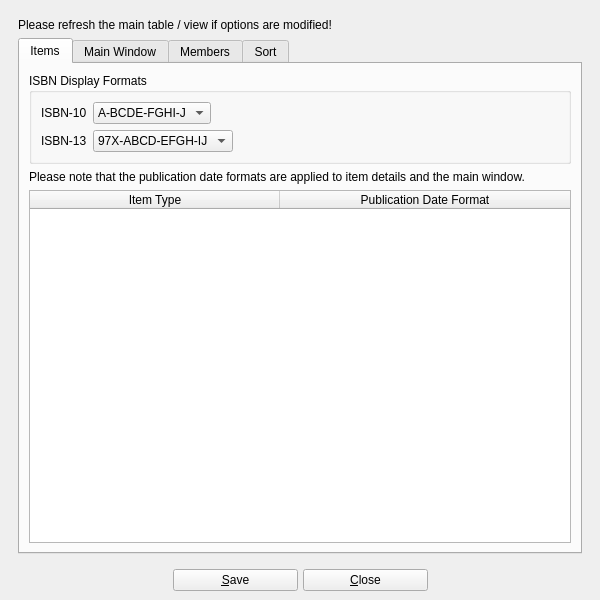
Before: the Qt Designer form UI/biblioteq_otheroptions.ui in textbrowser/biblioteq, drawn with Qt 5.
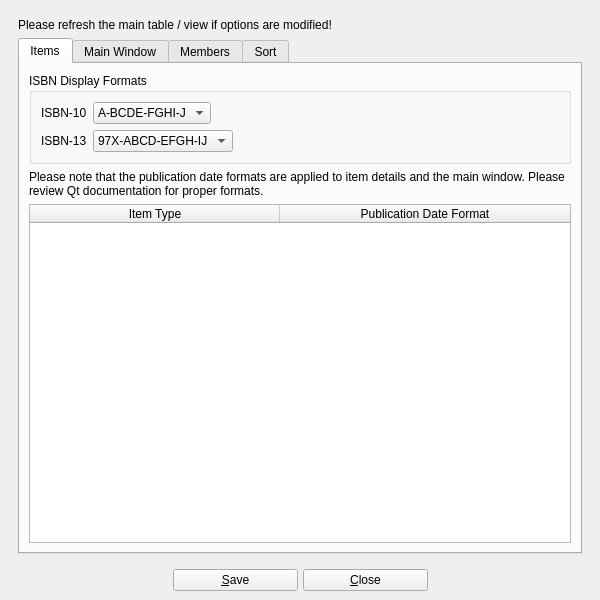
After: the same form once the commit is applied. Icons and pictures are not drawn.

Commit message: Open date formats. See release notes.

Patch:
```diff
--- a/UI/biblioteq_otheroptions.ui
+++ b/UI/biblioteq_otheroptions.ui
@@ -146,7 +146,7 @@
             <item>
              <widget class="QLabel" name="label">
               <property name="text">
-               <string>Please note that the publication date formats are applied to item details and the main window.</string>
+               <string>Please note that the publication date formats are applied to item details and the main window. Please review Qt documentation for proper formats.</string>
               </property>
               <property name="wordWrap">
                <bool>true</bool>
```
The commit also changes 2 other files.
